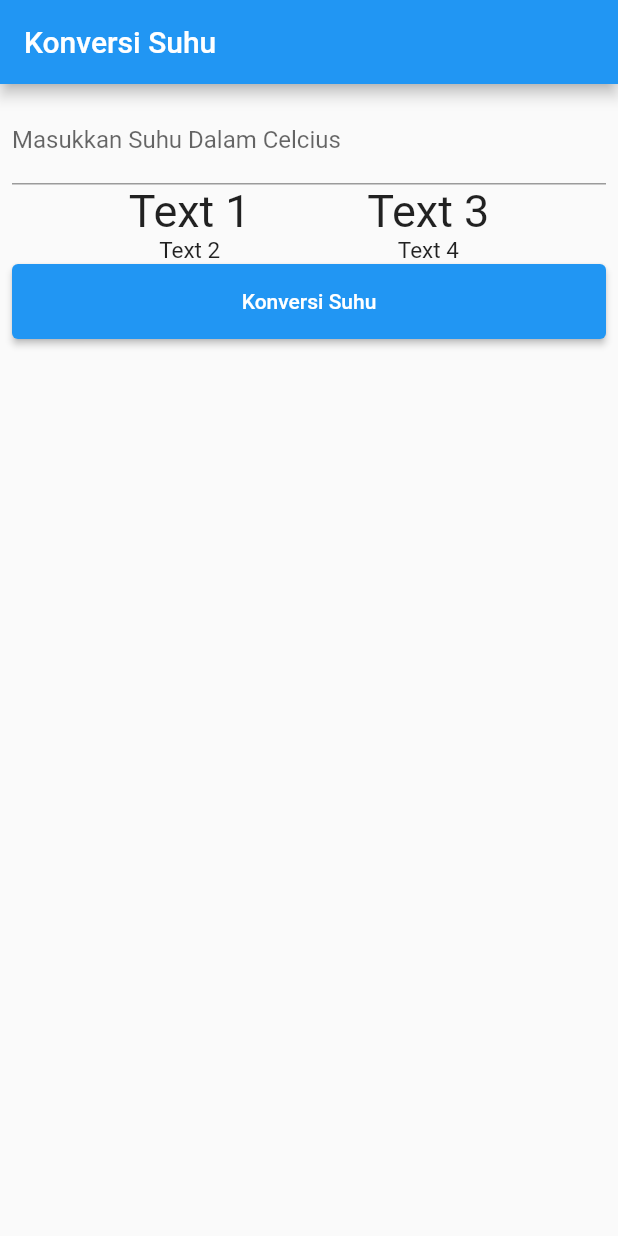
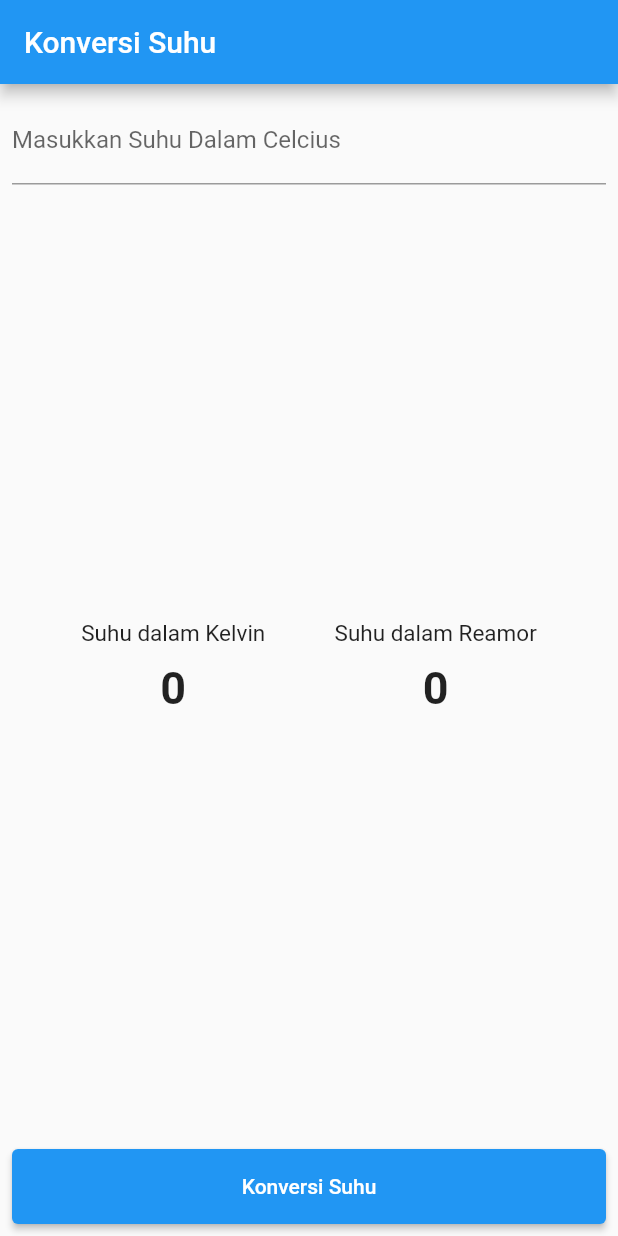
Before and after one commit to Dka-11/konversi_suhu_listmap, a Flutter app: the screen it shows after launch, on a phone screen of 412 x 824 dp. Run offline on Flutter 3.47's test engine with Material 2 defaults, Android fonts, the phone set to English and light mode, and no system bars.

Commit message:
Edit Layout

```diff
--- a/lib/main.dart
+++ b/lib/main.dart
@@ -25,6 +25,7 @@ class MyApp extends StatelessWidget {
         body: Container(
           margin: const EdgeInsets.all(8),
           child: Column(
+            mainAxisAlignment: MainAxisAlignment.spaceBetween,
             children: const [
               FormSuhu(),
               TextSuhu(),
--- a/lib/widgets/text_suhu.dart
+++ b/lib/widgets/text_suhu.dart
@@ -11,24 +11,36 @@ class TextSuhu extends StatelessWidget {
         Column(
           children: const [
             Text(
-              'Text 1',
-              style: TextStyle(fontSize: 30),
+              'Suhu dalam Kelvin',
+              style: TextStyle(fontSize: 15),
+            ),
+            SizedBox(
+              height: 10,
             ),
             Text(
-              'Text 2',
-              style: TextStyle(fontSize: 15),
+              '0',
+              style: TextStyle(
+                fontSize: 30,
+                fontWeight: FontWeight.bold,
+              ),
             )
           ],
         ),
         Column(
           children: const [
             Text(
-              'Text 3',
-              style: TextStyle(fontSize: 30),
+              'Suhu dalam Reamor',
+              style: TextStyle(fontSize: 15),
+            ),
+            SizedBox(
+              height: 10,
             ),
             Text(
-              'Text 4',
-              style: TextStyle(fontSize: 15),
+              '0',
+              style: TextStyle(
+                fontSize: 30,
+                fontWeight: FontWeight.bold,
+              ),
             )
           ],
         )
```
